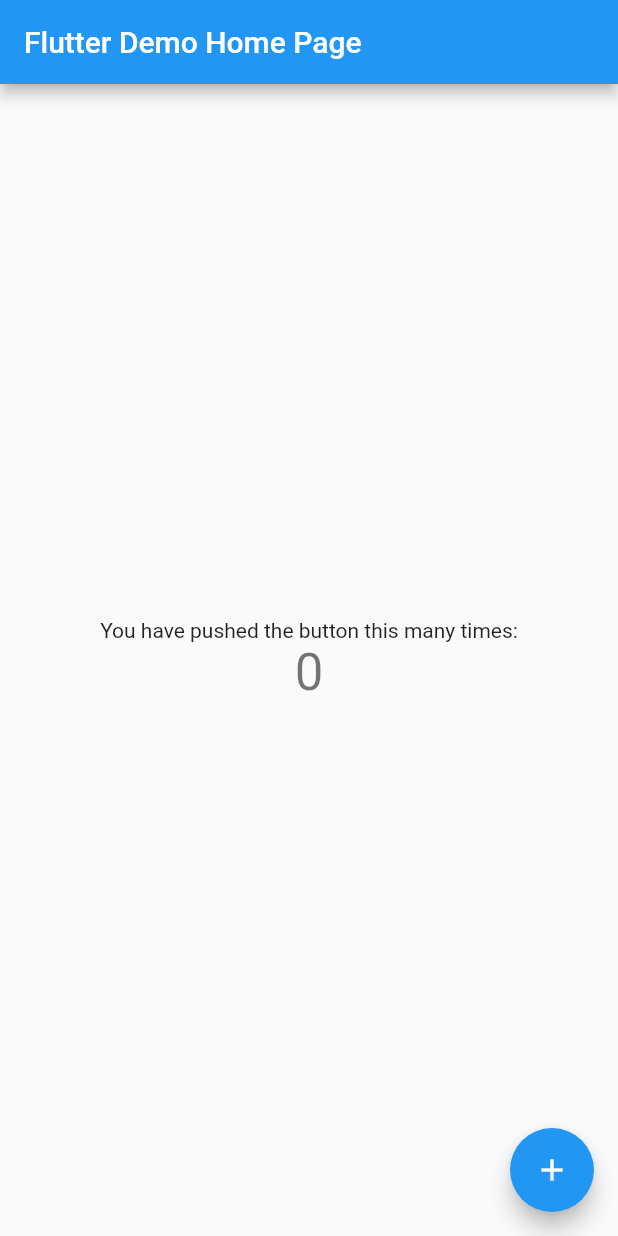
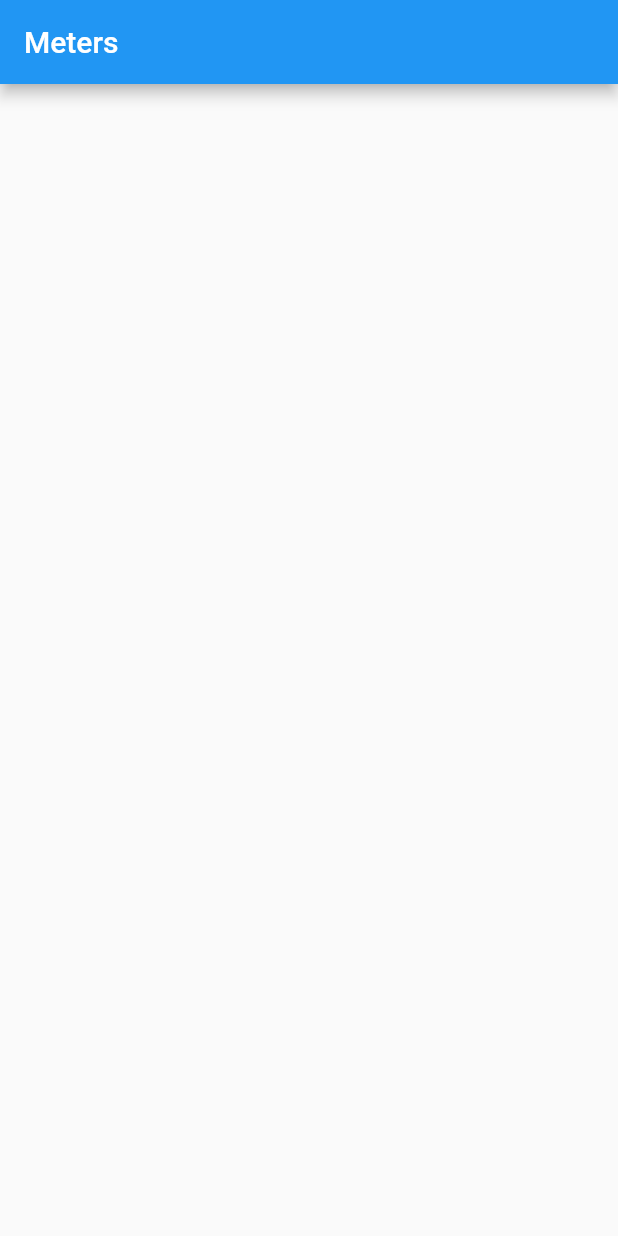
Before and after one commit to Valor-mmm/RememberMe-ter, a Flutter app: the screen it shows after launch, on a phone screen of 412 x 824 dp. Run offline on Flutter 3.47's test engine with Material 2 defaults, Android fonts, the phone set to English and light mode, and no system bars; generated files the repository leaves out were written again.

Commit message:
Added simple MetersPage with localization

```diff
--- /dev/null
+++ b/l10n.yaml
@@ -0,0 +1,3 @@
+arb-dir: lib/l10n
+template-arb-file: app_en.arb
+output-localization-file: app_localizations.dart
--- /dev/null
+++ b/lib/l10n/app_de.arb
@@ -0,0 +1,3 @@
+{
+  "meterPageHeadline": "Zähler"
+}
--- /dev/null
+++ b/lib/l10n/app_en.arb
@@ -0,0 +1,6 @@
+{
+  "meterPageHeadline": "Meters",
+  "@meterPageHeadline": {
+    "description": "Headline of the MeterPage"
+  }
+}
--- a/lib/main.dart
+++ b/lib/main.dart
@@ -1,4 +1,7 @@
 import 'package:flutter/material.dart';
+import 'package:flutter_localizations/flutter_localizations.dart';
+import 'package:flutter_gen/gen_l10n/app_localizations.dart';
+import 'package:untitled/pages/Meters/meters_page.dart';
 
 void main() {
   runApp(const MyApp());
@@ -11,7 +14,7 @@ class MyApp extends StatelessWidget {
   @override
   Widget build(BuildContext context) {
     return MaterialApp(
-      title: 'Flutter Demo',
+      title: 'RememberMe(ter)',
       theme: ThemeData(
         // This is the theme of your application.
         //
@@ -24,7 +27,14 @@ class MyApp extends StatelessWidget {
         // is not restarted.
         primarySwatch: Colors.blue,
       ),
-      home: const MyHomePage(title: 'Flutter Demo Home Page'),
+      localizationsDelegates: const [
+        AppLocalizations.delegate,
+        GlobalMaterialLocalizations.delegate,
+        GlobalWidgetsLocalizations.delegate,
+        GlobalCupertinoLocalizations.delegate
+      ],
+      supportedLocales: const [Locale('en'), Locale('de')],
+      home: const MetersPage(),
     );
   }
 }
--- /dev/null
+++ b/lib/pages/Meters/meters_page.dart
@@ -0,0 +1,16 @@
+import 'package:flutter/material.dart';
+import 'package:flutter_gen/gen_l10n/app_localizations.dart';
+
+class MetersPage extends StatelessWidget {
+  const MetersPage({Key? key}) : super(key: key);
+
+  @override
+  Widget build(BuildContext context) {
+    return Scaffold(
+      appBar: AppBar(
+        title: Text(AppLocalizations.of(context)!.meterPageHeadline),
+      )
+    );
+  }
+
+}
--- a/pubspec.yaml
+++ b/pubspec.yaml
@@ -29,6 +29,9 @@ environment:
 dependencies:
   flutter:
     sdk: flutter
+  flutter_localizations:
+      sdk: flutter
+  intl: ^0.17.0
 
 
   # The following adds the Cupertino Icons font to your application.
@@ -51,6 +54,7 @@ dev_dependencies:
 
 # The following section is specific to Flutter.
 flutter:
+  generate: true # Used for localization
 
   # The following line ensures that the Material Icons font is
   # included with your application, so that you can use the icons in
```
Also changed, not shown: pubspec.lock, 2 other files.
